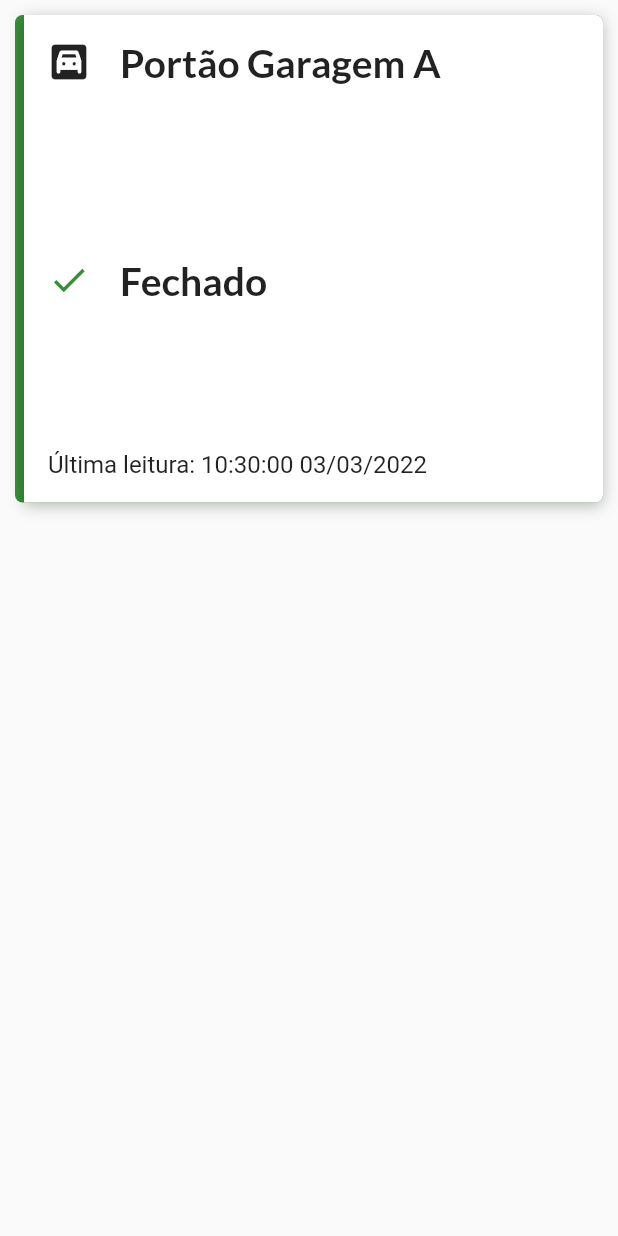
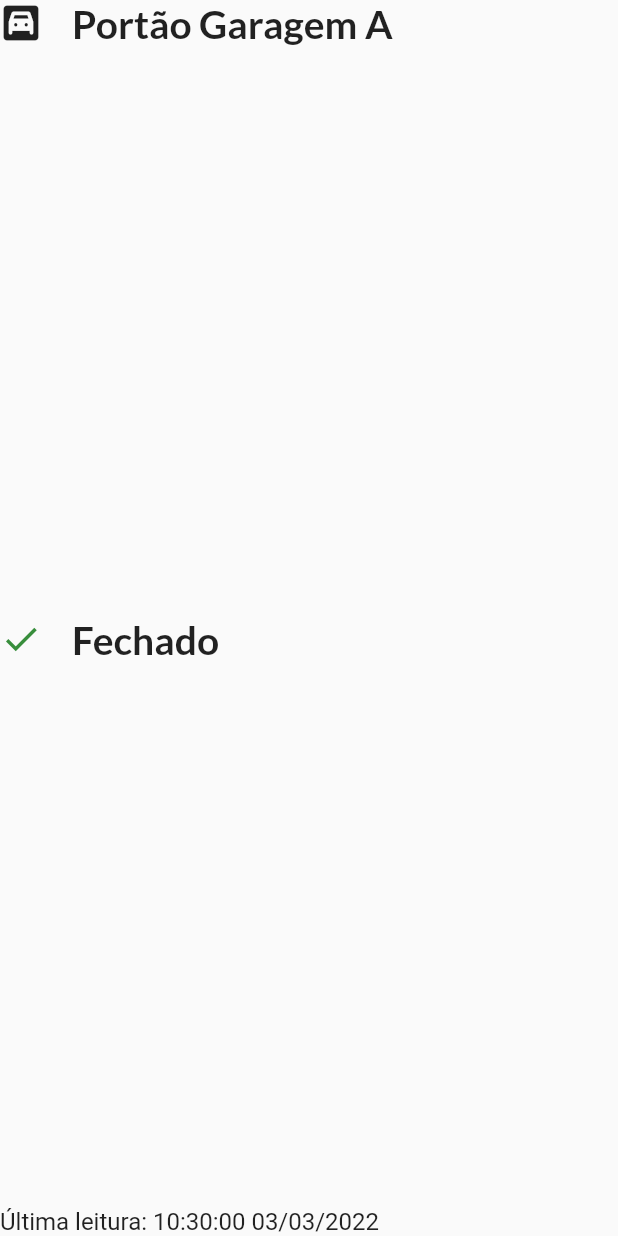
Before and after one commit to joaomarcelors/appLemaPredial, a Flutter app: the PortaoItem widget shown alone on an empty page, opened directly with empty values, on a phone screen of 412 x 824 dp. Run offline on Flutter 3.47's test engine with Material 2 defaults, Android fonts, the phone set to English and light mode, and no system bars; network calls fail.

Commit message:
modularizacao item

```diff
--- a/lema_predial/lib/providers/portao_garagem.dart
+++ b/lema_predial/lib/providers/portao_garagem.dart
@@ -6,8 +6,8 @@ import 'package:lema_predial/providers/portao.dart';
 import 'package:lema_predial/utils/constants.dart';
 
 class PortaoGaragem with ChangeNotifier {
+
   Portao? _pga;
-
   Portao get getInfos {
     return _pga as Portao;
   }
@@ -20,7 +20,6 @@ class PortaoGaragem with ChangeNotifier {
 
     print(data);
 
-
     if (data != null) {
       _pga = Portao(
         cliCod: int.parse(data[0]['cli_cod']),
@@ -32,6 +31,7 @@ class PortaoGaragem with ChangeNotifier {
       print('sem dados!');
     }
 
+
     notifyListeners();
     return Future.value();
   }
--- a/lema_predial/lib/widgets/portao_item.dart
+++ b/lema_predial/lib/widgets/portao_item.dart
@@ -4,46 +4,15 @@ import 'package:lema_predial/providers/portao.dart';
 import 'package:lema_predial/providers/reservatorio.dart';
 
 class PortaoItem extends StatelessWidget {
+
   final Portao portao;
 
   PortaoItem(this.portao);
 
   @override
   Widget build(BuildContext context) {
-    double largura = 280;
-    double diferenca = 15;
 
-    return Stack(
-      children: [
-        Container(
-          margin:
-              const EdgeInsets.only(left: 10, bottom: 5, top: 10, right: 10),
-          decoration: BoxDecoration(
-            borderRadius: BorderRadius.circular(5),
-            color: Colors.green[700],
-          ),
-          height: 325,
-        ),
-        Container(
-          height: 325,
-          margin:
-              const EdgeInsets.only(left: 16, bottom: 5, top: 10, right: 10),
-          decoration: BoxDecoration(
-              boxShadow: [
-                BoxShadow(
-                  blurRadius: 8,
-                  color: Colors.black26,
-                  offset: Offset(0, 2),
-                ),
-              ],
-              borderRadius: BorderRadius.only(
-                bottomRight: Radius.circular(5),
-                topRight: Radius.circular(5),
-              ),
-              color: Colors.white),
-          child: Padding(
-            padding: const EdgeInsets.all(16.0),
-            child: Column(
+    return Column(
       mainAxisAlignment: MainAxisAlignment.spaceBetween,
       children: [
         Padding(
@@ -72,9 +41,6 @@ class PortaoItem extends StatelessWidget {
               color: portao.status
                   ? Theme.of(context).errorColor
                   : Colors.green[700],
-
-                      //Icons.access_time_outlined, relogio
-                      //Icons.done,
               size: 28.0,
             ),
             SizedBox(width: 20),
@@ -97,7 +63,7 @@ class PortaoItem extends StatelessWidget {
               ),
               SizedBox(width: 20),
               Text(
-                        "Aberto há 00:00:22",
+                "Aberto há ${portao.tempoAberto()}",
                 style: TextStyle(
                     fontSize: 20.0,
                     color: Colors.grey[800],
@@ -116,10 +82,6 @@ class PortaoItem extends StatelessWidget {
           ],
         ),
       ],
-            ),
-          ),
-        ),
-      ],
     );
   }
 }
```
Also changed, not shown: lema_predial/lib/providers/portao.dart (+10 -0 lines), lema_predial/lib/views/dashboard_screen.dart (+7 -5 lines), lema_predial/lib/widgets/caixa_item.dart (+5 -37 lines), lema_predial/lib/widgets/struct_item.dart (added, +51 -0 lines). Lines whose indentation alone changed are shown as unchanged.
